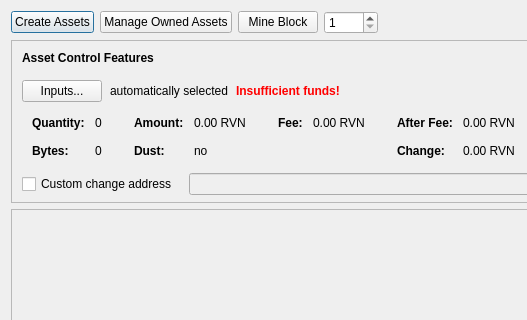
This is src/qt/forms/assetsdialog.ui in RavenProject/Ravencoin as Qt 5 draws it before an edit; both pictures show x 0 to 527 and y 0 to 320 of the 1070 by 822 pixel window. The edited form follows.
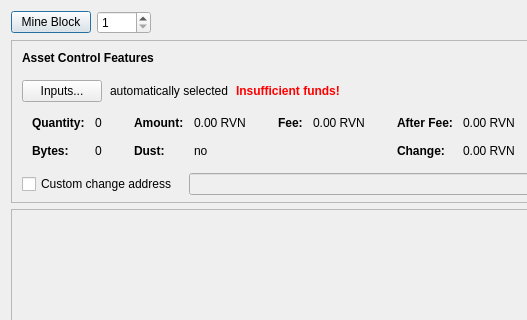
This is the edited form. Icons and pictures are not drawn. Custom widgets are drawn as their Qt base class.

```diff
--- a/src/qt/forms/assetsdialog.ui
+++ b/src/qt/forms/assetsdialog.ui
@@ -22,20 +22,6 @@
      <property name="sizeConstraint">
       <enum>QLayout::SetDefaultConstraint</enum>
      </property>
-     <item>
-      <widget class="QPushButton" name="createAssetButton">
-       <property name="text">
-        <string>Create Assets</string>
-       </property>
-      </widget>
-     </item>
-     <item>
-      <widget class="QPushButton" name="reissueAssetButton">
-       <property name="text">
-        <string>Manage Owned Assets</string>
-       </property>
-      </widget>
-     </item>
      <item>
       <widget class="QPushButton" name="mineButton">
        <property name="text">
@@ -1321,17 +1307,17 @@
   </layout>
  </widget>
  <customwidgets>
+  <customwidget>
+   <class>QValidatedLineEdit</class>
+   <extends>QLineEdit</extends>
+   <header>qvalidatedlineedit.h</header>
+  </customwidget>
   <customwidget>
    <class>RavenAmountField</class>
    <extends>QLineEdit</extends>
    <header>ravenamountfield.h</header>
    <container>1</container>
   </customwidget>
-  <customwidget>
-   <class>QValidatedLineEdit</class>
-   <extends>QLineEdit</extends>
-   <header>qvalidatedlineedit.h</header>
-  </customwidget>
  </customwidgets>
  <resources>
   <include location="../raven.qrc"/>
```
